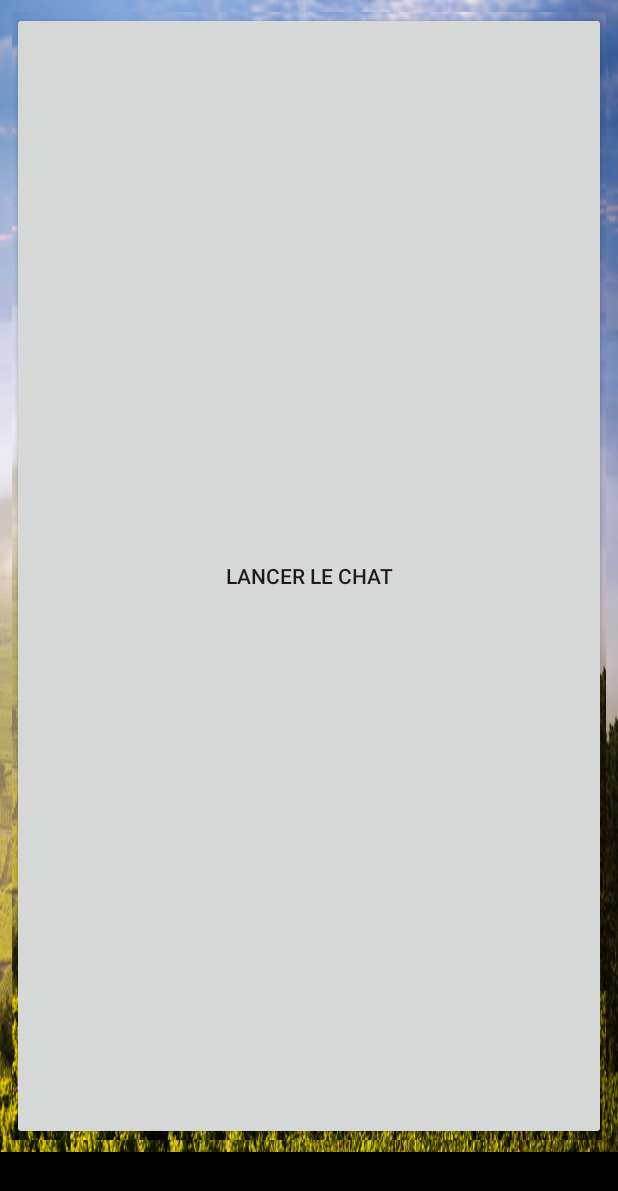
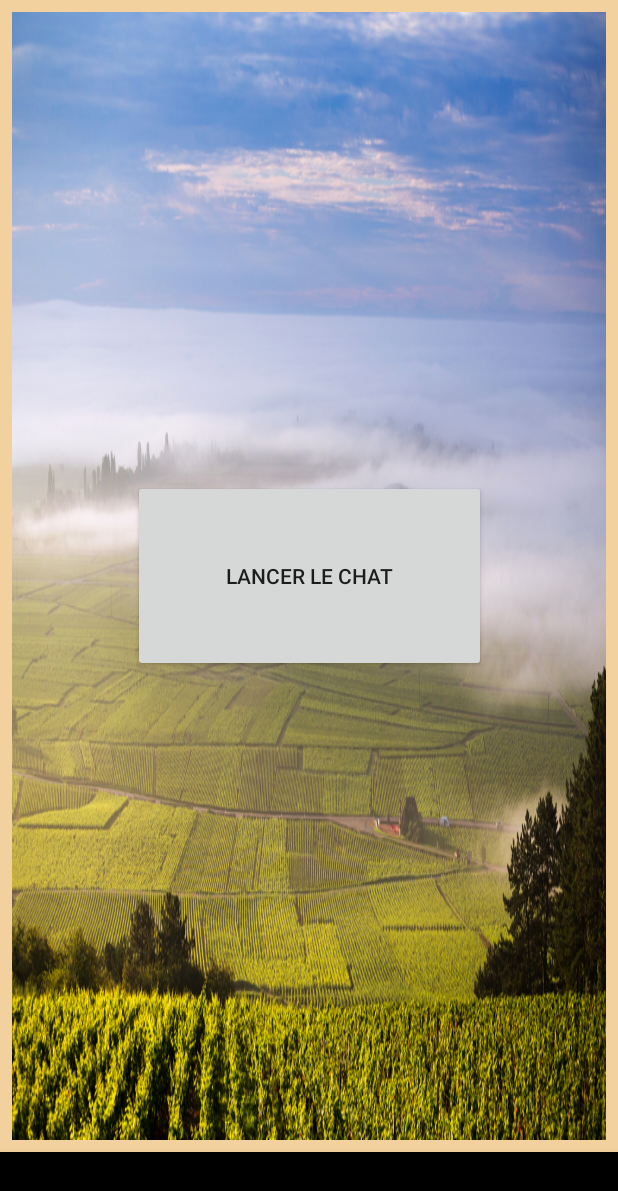
Before and after one commit to Hekmil/moreauoenoappclient, an Android app: the screen it shows after launch (MainActivity), item 3 of the bottom bar chosen, on a phone screen of 412 x 824 dp. Shown: the top 1191 px of the screen. Run offline under Robolectric (Android 15) with nearby library versions, the phone set to English and light mode, and no system bars.

Commit message:
Derniers changement

```diff
--- a/app/src/main/java/com/moreau_oenologie/android/MainActivity.java
+++ b/app/src/main/java/com/moreau_oenologie/android/MainActivity.java
@@ -26,15 +26,6 @@ public class MainActivity extends AppCompatActivity {
     public void Login(View view) {
         startActivity(new Intent(this, Login.class));
     }
-
-    public void qVinification(View view){
-        startActivity(new Intent(this, Sulfitage.class));
-    }
-    public void qElevage(View view){}
-    public void qPrepa(View view){}
-    public void qBio(View view){}
-    public void qEffervescent(View view){}
-    public void qLiqoreux(View view){}
 
     private BottomNavigationView.OnNavigationItemSelectedListener mOnNavigationItemSelectedListener
             = new BottomNavigationView.OnNavigationItemSelectedListener() {
--- /dev/null
+++ b/app/src/main/res/drawable/ic_help_outline_black_24dp.xml
@@ -0,0 +1,5 @@
+<vector android:height="24dp" android:tint="#FFFFFF"
+    android:viewportHeight="24.0" android:viewportWidth="24.0"
+    android:width="24dp" xmlns:android="http://schemas.android.com/apk/res/android">
+    <path android:fillColor="#FF000000" android:pathData="M11,18h2v-2h-2v2zM12,2C6.48,2 2,6.48 2,12s4.48,10 10,10 10,-4.48 10,-10S17.52,2 12,2zM12,20c-4.41,0 -8,-3.59 -8,-8s3.59,-8 8,-8 8,3.59 8,8 -3.59,8 -8,8zM12,6c-2.21,0 -4,1.79 -4,4h2c0,-1.1 0.9,-2 2,-2s2,0.9 2,2c0,2 -3,1.75 -3,5h2c0,-2.25 3,-2.5 3,-5 0,-2.21 -1.79,-4 -4,-4z"/>
+</vector>
--- a/app/src/main/res/layout/activity_main.xml
+++ b/app/src/main/res/layout/activity_main.xml
@@ -5,7 +5,7 @@
     android:id="@+id/container"
     android:layout_width="match_parent"
     android:layout_height="match_parent"
-    android:background="@drawable/champs"
+    android:background="@color/colorBeige"
     tools:context=".MainActivity">
 
     <android.support.design.widget.BottomNavigationView
--- a/app/src/main/res/layout/fragment_chat.xml
+++ b/app/src/main/res/layout/fragment_chat.xml
@@ -1,15 +1,30 @@
 <?xml version="1.0" encoding="utf-8"?>
 <FrameLayout xmlns:android="http://schemas.android.com/apk/res/android"
-        xmlns:tools="http://schemas.android.com/tools"
+    xmlns:app="http://schemas.android.com/apk/res-auto"
+    xmlns:tools="http://schemas.android.com/tools"
     android:layout_width="match_parent"
     android:layout_height="match_parent"
     android:background="@drawable/champs"
     tools:context=".Chat">
 
-    <Button
-        android:id="@+id/button2"
+    <android.support.constraint.ConstraintLayout
         android:layout_width="match_parent"
-        android:layout_height="match_parent"
-        android:onClick="Login"
-        android:text="Lancer le chat" />
+        android:layout_height="match_parent">
+
+        <Button
+            android:id="@+id/button2"
+            android:layout_width="235dp"
+            android:layout_height="128dp"
+            android:layout_marginStart="8dp"
+            android:layout_marginTop="8dp"
+            android:layout_marginEnd="8dp"
+            android:layout_marginBottom="8dp"
+            android:onClick="Login"
+            android:text="Lancer le chat"
+            app:layout_constraintBottom_toBottomOf="parent"
+            app:layout_constraintEnd_toEndOf="parent"
+            app:layout_constraintStart_toStartOf="parent"
+            app:layout_constraintTop_toTopOf="parent" />
+    </android.support.constraint.ConstraintLayout>
+
 </FrameLayout>
--- a/app/src/main/res/menu/navigation.xml
+++ b/app/src/main/res/menu/navigation.xml
@@ -3,13 +3,13 @@
 
     <item
         android:id="@+id/navigation_faq"
-        android:icon="@drawable/ic_home_black_24dp"
+        android:icon="@drawable/ic_help_outline_black_24dp"
         android:title="FAQ"
     />
 
     <item
         android:id="@+id/navigation_calcul"
-        android:icon="@drawable/ic_dashboard_black_24dp"
+        android:icon="@drawable/ic_pen"
         android:title="Outils"
         android:color="@color/colorBlanc"/>
 
```
